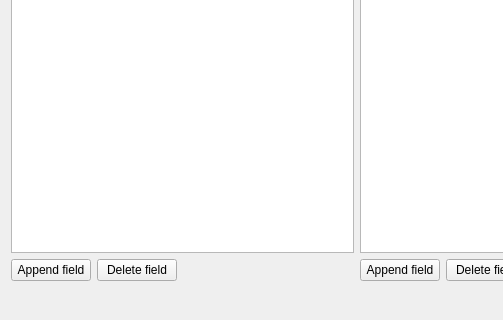
Before: the Qt Designer form windows/SdDVariantTable.ui in usiksan/SaliCAD, drawn with Qt 5; both pictures show x 0 to 503 and y 302 to 622 of the 1071 by 622 pixel window.
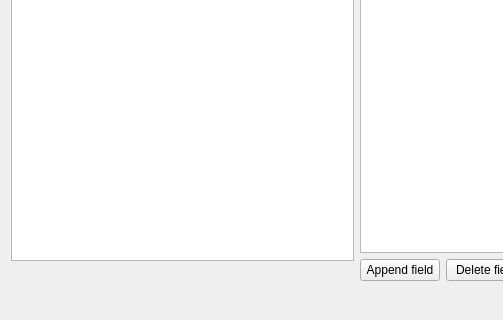
After: the same form once the commit is applied.

Commit message: Complete with SdPItemVariant. Append getter and setter and also undo for settings. Complete with visual variant table editor. Append variant table edit-view possibility to component editor.

The edit to the form file:
```diff
--- a/windows/SdDVariantTable.ui
+++ b/windows/SdDVariantTable.ui
@@ -30,20 +30,6 @@
        </item>
        <item>
         <layout class="QHBoxLayout" name="horizontalLayout_2">
-         <item>
-          <widget class="QPushButton" name="mFieldAppend">
-           <property name="text">
-            <string>Append field</string>
-           </property>
-          </widget>
-         </item>
-         <item>
-          <widget class="QPushButton" name="mFieldDelete">
-           <property name="text">
-            <string>Delete field</string>
-           </property>
-          </widget>
-         </item>
          <item>
           <spacer name="horizontalSpacer_2">
            <property name="orientation">
```
The commit also changes 16 other files.
